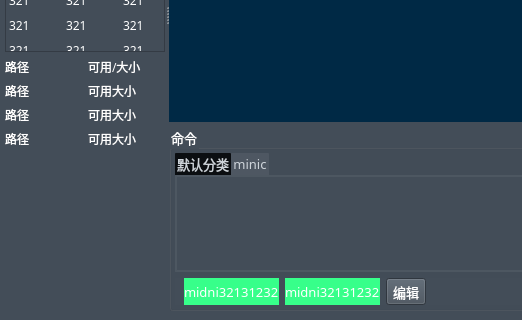
Qt form sshwidget.ui (HuaGouFdog/Fdog-Kit) before a commit; both pictures show x 0 to 522 and y 292 to 612 of the 1216 by 612 pixel window.
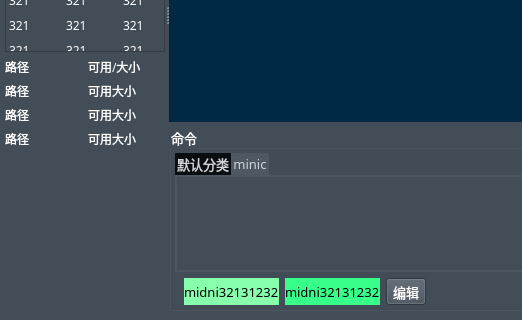
The same form after that commit. Icons and pictures are not drawn.

Patch:
```diff
--- a/sshwidget.ui
+++ b/sshwidget.ui
@@ -1661,7 +1661,8 @@
                         </font>
                        </property>
                        <property name="styleSheet">
-                        <string notr="true">background-color: rgb(55, 255, 138);</string>
+                        <string notr="true">background-color: rgb(135, 255, 173);
+color: rgb(0, 0, 0);</string>
                        </property>
                        <property name="text">
                         <string>midni32131232</string>
@@ -1678,7 +1679,8 @@
                         </font>
                        </property>
                        <property name="styleSheet">
-                        <string notr="true">background-color: rgb(55, 255, 138);</string>
+                        <string notr="true">background-color: rgb(55, 255, 138);
+color: rgb(0, 0, 0);</string>
                        </property>
                        <property name="text">
                         <string>midni32131232</string>
```
Left out of the diff: 4 changed lines with no effect on the pictures.
